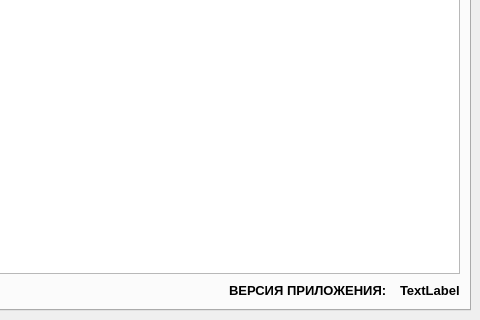
This is data/main_window.ui in MangriMen/TRND as Qt 5 draws it before an edit; both pictures show x 370 to 850 and y 330 to 650 of the 850 by 650 pixel window. The edited form follows.
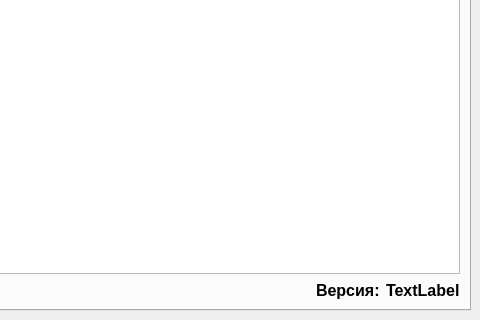
This is the edited form. The open tabs and pages were chosen to show the change. Icons and pictures are not drawn.

Commit message: Changed font size and style of progressbar titles and version title

What changed in the file:
```diff
--- a/data/main_window.ui
+++ b/data/main_window.ui
@@ -689,19 +689,19 @@
             </property>
             <property name="minimumSize">
              <size>
-              <width>165</width>
+              <width>0</width>
               <height>0</height>
              </size>
             </property>
             <property name="font">
              <font>
-              <pointsize>10</pointsize>
+              <pointsize>12</pointsize>
               <weight>75</weight>
               <bold>true</bold>
              </font>
             </property>
             <property name="text">
-             <string>ВЕРСИЯ ПРИЛОЖЕНИЯ:</string>
+             <string>Версия:</string>
             </property>
            </widget>
           </item>
@@ -709,11 +709,14 @@
            <widget class="QLabel" name="lblVersion">
             <property name="font">
              <font>
-              <pointsize>10</pointsize>
+              <pointsize>12</pointsize>
               <weight>75</weight>
               <bold>true</bold>
              </font>
             </property>
+            <property name="styleSheet">
+             <string notr="true"/>
+            </property>
             <property name="text">
              <string>TextLabel</string>
             </property>
```
Left out of the diff: 10 changed lines with no effect on the pictures.
